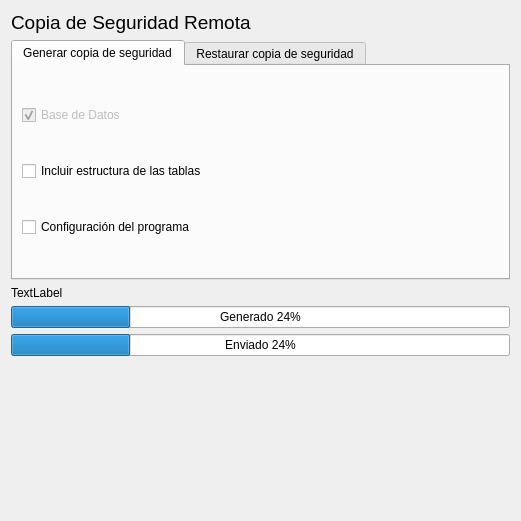
The window that trunk/plugins/backupremoto/formBackupRemoto.ui (chungote/gestotux) describes before a commit, drawn with Qt 5.
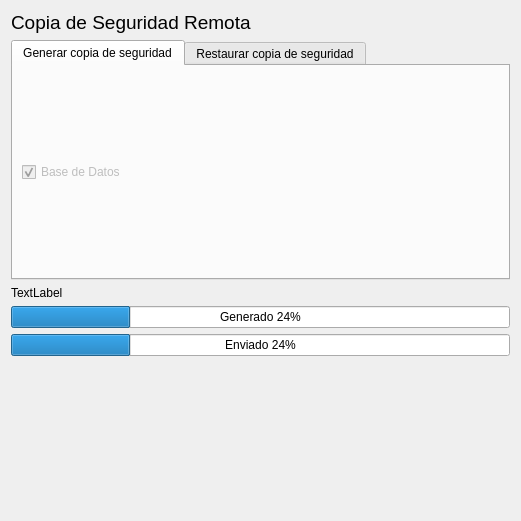
The same window after the commit. The open tabs and pages were chosen to show the change.

Commit message: - Intento de arreglo de problema de las provincias con los clientes. - Mejoradas la tabla de clietnes.

```diff
--- a/trunk/plugins/backupremoto/formBackupRemoto.ui
+++ b/trunk/plugins/backupremoto/formBackupRemoto.ui
@@ -48,20 +48,6 @@
          </property>
         </widget>
        </item>
-       <item>
-        <widget class="QCheckBox" name="CkBEstructura">
-         <property name="text">
-          <string>Incluir estructura de las tablas</string>
-         </property>
-        </widget>
-       </item>
-       <item>
-        <widget class="QCheckBox" name="ChBConfirugacion">
-         <property name="text">
-          <string>Configuración del programa</string>
-         </property>
-        </widget>
-       </item>
       </layout>
      </widget>
      <widget class="QWidget" name="tab_2">
```
Left out of the diff: 21 changed lines with no effect on the pictures. The commit also changes 3 other files.
